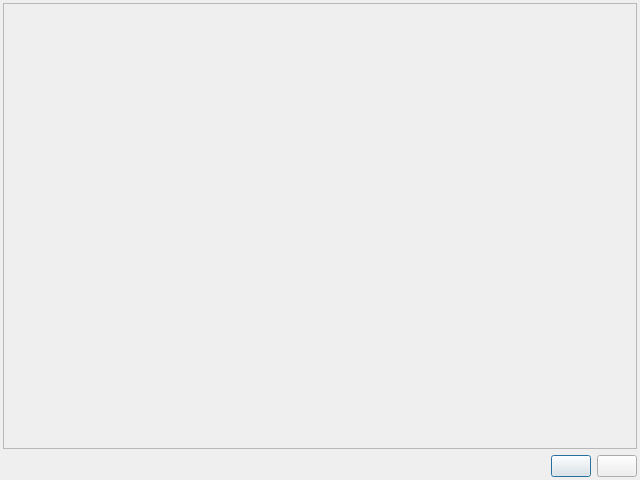
Above: guilibraries/wmsgui/src/misc/CwmsDynamicParameterDlg.ui from WOGRA-AG/wms before the change. Below: the same form after it.
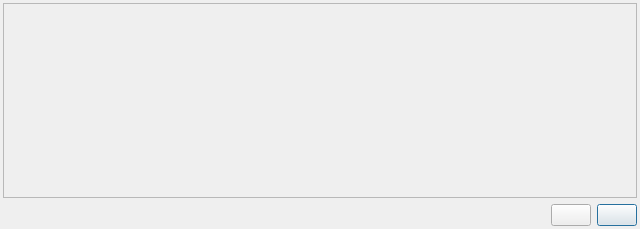
That is the form after the change. Icons and pictures are not drawn.

```diff
--- a/guilibraries/wmsgui/src/misc/CwmsDynamicParameterDlg.ui
+++ b/guilibraries/wmsgui/src/misc/CwmsDynamicParameterDlg.ui
@@ -7,7 +7,7 @@
     <x>0</x>
     <y>0</y>
     <width>640</width>
-    <height>480</height>
+    <height>229</height>
    </rect>
   </property>
   <property name="windowTitle">
@@ -37,7 +37,7 @@
         <x>0</x>
         <y>0</y>
         <width>632</width>
-        <height>432</height>
+        <height>181</height>
        </rect>
       </property>
      </widget>
@@ -76,6 +76,9 @@
          <height>24</height>
         </size>
        </property>
+       <property name="autoDefault">
+        <bool>false</bool>
+       </property>
       </widget>
      </item>
      <item>
@@ -93,6 +96,15 @@
          <height>24</height>
         </size>
        </property>
+       <property name="shortcut">
+        <string>Return</string>
+       </property>
+       <property name="autoDefault">
+        <bool>false</bool>
+       </property>
+       <property name="default">
+        <bool>true</bool>
+       </property>
       </widget>
      </item>
     </layout>
```
